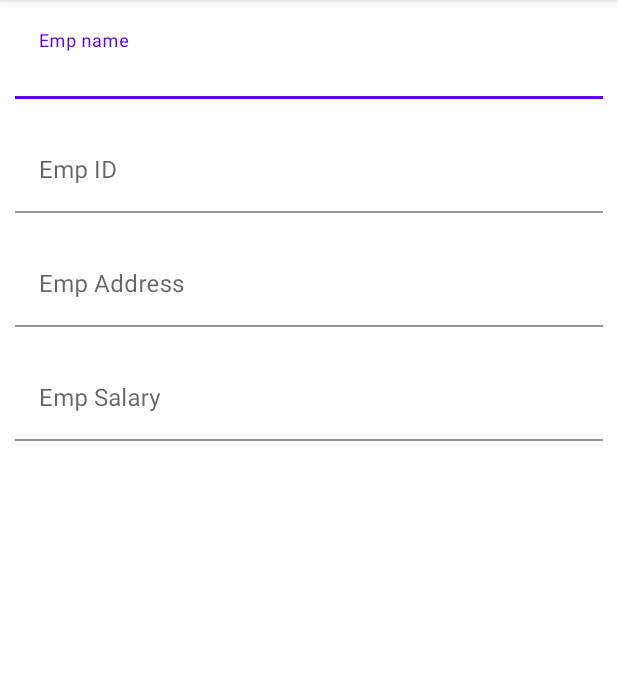
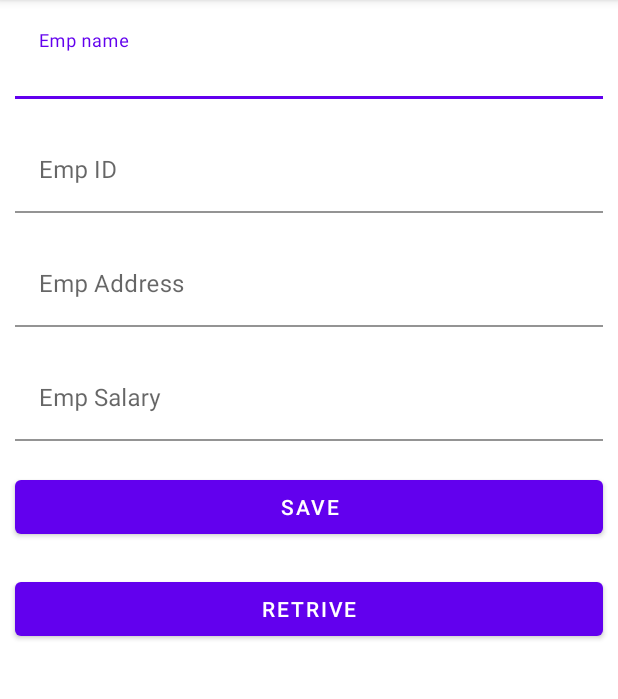
Before and after one commit to AP-Skill-Development-Corporation/AAD-SRM-Internship-2K21, an Android app: the screen it shows after launch (MainActivity), on a phone screen of 412 x 824 dp, the part 84-783 px from its top. Run offline under Robolectric (Android 15) with nearby library versions, the phone set to English and light mode, and no system bars; our stand-ins replace data binding.

```diff
--- a/EmployeeDirectory/app/src/main/java/com/example/employeedirectory/MainActivity.java
+++ b/EmployeeDirectory/app/src/main/java/com/example/employeedirectory/MainActivity.java
@@ -3,6 +3,7 @@ package com.example.employeedirectory;
 import androidx.appcompat.app.AppCompatActivity;
 
 import android.os.Bundle;
+import android.view.View;
 
 public class MainActivity extends AppCompatActivity {
 
@@ -11,4 +12,10 @@ public class MainActivity extends AppCompatActivity {
         super.onCreate(savedInstanceState);
         setContentView(R.layout.activity_main);
     }
+
+    public void saveData(View view) {
+    }
+
+    public void retriveData(View view) {
+    }
 }
--- a/EmployeeDirectory/app/src/main/res/layout/activity_main.xml
+++ b/EmployeeDirectory/app/src/main/res/layout/activity_main.xml
@@ -60,5 +60,27 @@
             android:id="@+id/et_empSalary"
             android:background="#fff"/>
     </com.google.android.material.textfield.TextInputLayout>
+
+    <Button
+        android:id="@+id/button"
+        android:layout_width="match_parent"
+        android:layout_height="wrap_content"
+        android:text="Save"
+        android:layout_margin="10dp"
+        android:onClick="saveData"/>
+
+    <Button
+        android:id="@+id/button2"
+        android:layout_width="match_parent"
+        android:layout_height="wrap_content"
+        android:text="Retrive"
+        android:layout_margin="10dp"
+        android:onClick="retriveData"/>
+
+    <androidx.recyclerview.widget.RecyclerView
+        android:layout_width="match_parent"
+        android:layout_height="wrap_content"
+        android:layout_margin="10dp"
+        android:id="@+id/rec"/>
 </LinearLayout>
 </layout>
```
